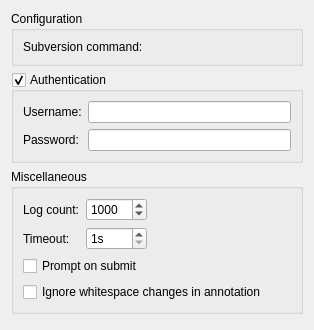
This is src/plugins/subversion/settingspage.ui in qt-creator/qt-creator as Qt 5 draws it before an edit. The edited form follows.
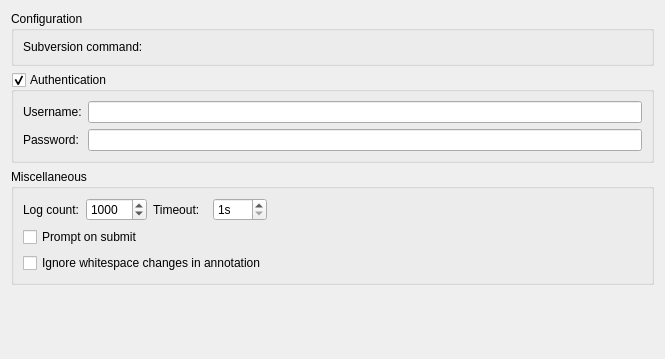
This is the edited form. Custom widgets are drawn as their Qt base class.

Commit message:
Reduce height of version control settings pages.
This is basically about the git page, but the others have similar
controls.
I'd actually like to get rid of the gitk and repository browser boxes,
but don't want to change too many strings for 2.6.1.

Task-number: QTCREATORBUG-8345

What changed in the file:
```diff
--- a/src/plugins/subversion/settingspage.ui
+++ b/src/plugins/subversion/settingspage.ui
@@ -6,8 +6,8 @@
    <rect>
     <x>0</x>
     <y>0</y>
-    <width>314</width>
-    <height>330</height>
+    <width>665</width>
+    <height>359</height>
    </rect>
   </property>
   <layout class="QVBoxLayout" name="verticalLayout">
@@ -90,6 +90,26 @@
        </widget>
       </item>
       <item row="0" column="2">
+       <widget class="QLabel" name="timeOutLabel">
+        <property name="text">
+         <string>Timeout:</string>
+        </property>
+       </widget>
+      </item>
+      <item row="0" column="3">
+       <widget class="QSpinBox" name="timeOutSpinBox">
+        <property name="suffix">
+         <string>s</string>
+        </property>
+        <property name="minimum">
+         <number>1</number>
+        </property>
+        <property name="maximum">
+         <number>360</number>
+        </property>
+       </widget>
+      </item>
+      <item row="0" column="4">
        <spacer name="horizontalSpacer">
         <property name="orientation">
          <enum>Qt::Horizontal</enum>
@@ -102,34 +122,14 @@
         </property>
        </spacer>
       </item>
-      <item row="1" column="0">
-       <widget class="QLabel" name="timeOutLabel">
-        <property name="text">
-         <string>Timeout:</string>
-        </property>
-       </widget>
-      </item>
-      <item row="1" column="1">
-       <widget class="QSpinBox" name="timeOutSpinBox">
-        <property name="suffix">
-         <string>s</string>
-        </property>
-        <property name="minimum">
-         <number>1</number>
-        </property>
-        <property name="maximum">
-         <number>360</number>
-        </property>
-       </widget>
-      </item>
-      <item row="2" column="0" colspan="3">
+      <item row="1" column="0" colspan="2">
        <widget class="QCheckBox" name="promptToSubmitCheckBox">
         <property name="text">
          <string>Prompt on submit</string>
         </property>
        </widget>
       </item>
-      <item row="3" column="0" colspan="3">
+      <item row="2" column="0" colspan="4">
        <widget class="QCheckBox" name="spaceIgnorantAnnotationCheckBox">
         <property name="text">
          <string>Ignore whitespace changes in annotation</string>
```
The commit also changes 4 other files.
